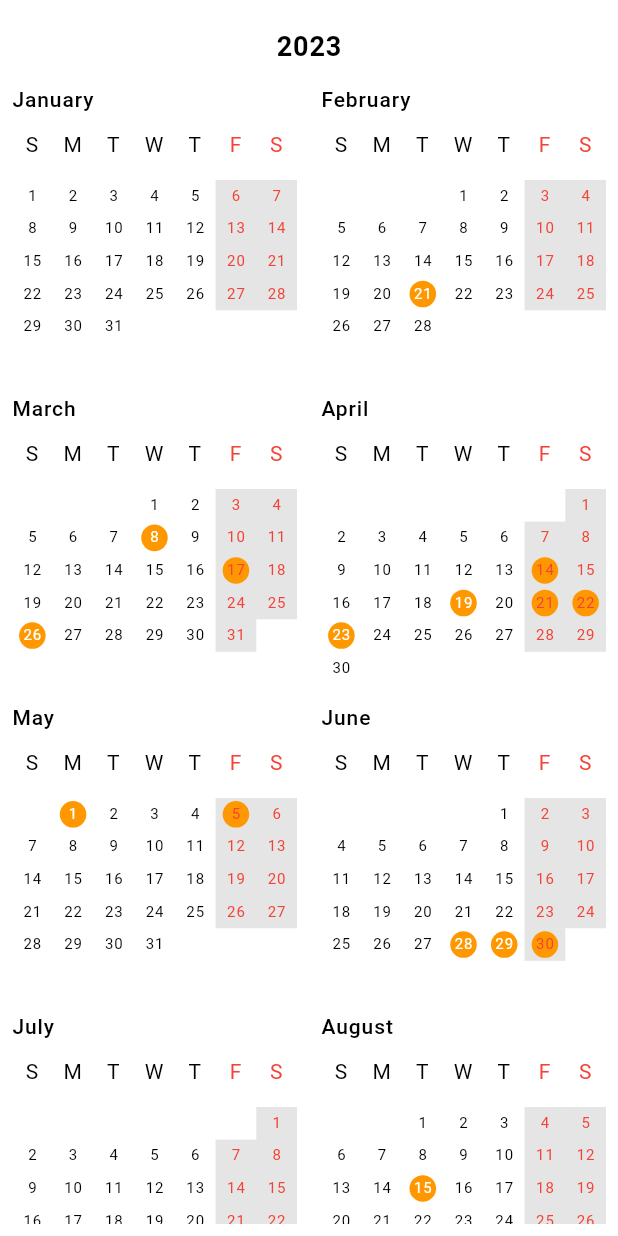
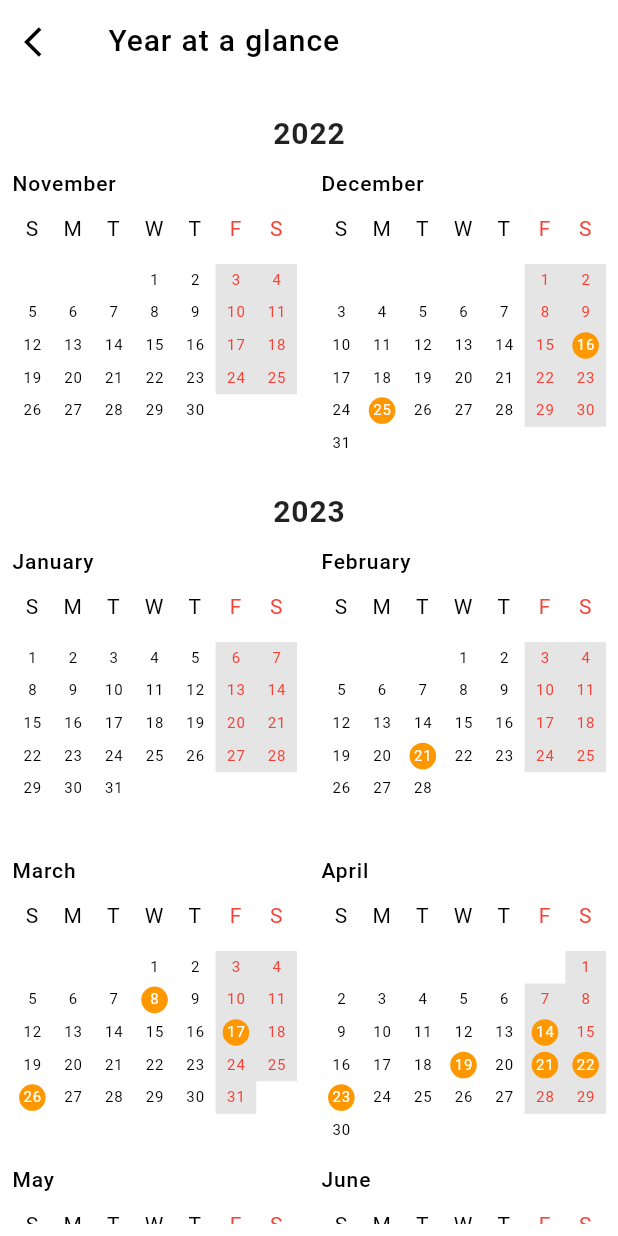
Before and after one commit to Hasib74/calender_app, a Flutter app: the screen it shows after launch, after a tap on "English", after a tap on "Year at a glance", on a phone screen of 412 x 824 dp. Run offline on Flutter 3.47's test engine with Material 2 defaults, Android fonts, the light colour scheme and no system bars; our stand-ins replace cached_network_image, get, just_audio; missing offline and left inert: bangla_utilities; network calls fail; statements that could not run were skipped.

Commit message:
* Current date added

```diff
--- a/lib/main.dart
+++ b/lib/main.dart
@@ -1,5 +1,6 @@
 import 'package:flutter/material.dart';
 import 'package:hsbc_calender/sceen/home_screen.dart';
+import 'package:hsbc_calender/sceen/splash_screen.dart';
 import 'package:hsbc_calender/service/language_service.dart';
 
 var languageService = new AppLanguageService();
@@ -43,7 +44,7 @@ class MyApp extends StatelessWidget {
                 height: 2,
                 wordSpacing: 0.6),
           )),
-      home: HomeScreen(),
+      home: SplashScreen(),
     );
   }
 }
--- a/lib/sceen/home_screen.dart
+++ b/lib/sceen/home_screen.dart
@@ -1,6 +1,8 @@
 import 'dart:convert';
+import 'package:bangla_utilities/bangla_utilities.dart';
 import 'package:flutter/material.dart';
 import 'package:flutter/services.dart';
+import 'package:hsbc_calender/helper/app_helper.dart';
 import 'package:hsbc_calender/service/language_service.dart';
 import 'package:hsbc_calender/widgets/calender/app_calender.dart';
 import '../data/calender_model.dart';
@@ -16,7 +18,14 @@ class HomeScreen extends StatefulWidget {
 class _HomeScreenState extends State<HomeScreen> {
   CalenderModel? calenderModel;
 
-  Future<void> readJson() async {
+  PageController? pageController = new PageController();
+
+  var _banglaDateTime = BanglaUtility.getBanglaDate(
+      day: DateTime.now().day,
+      month: DateTime.now().month,
+      year: DateTime.now().year);
+
+  Future readJson() async {
     final String response = await rootBundle.loadString(
         languageService.language == Language.EN
             ? 'assets/json/date_en.json'
@@ -25,12 +34,39 @@ class _HomeScreenState extends State<HomeScreen> {
     setState(() {
       calenderModel = CalenderModel.fromJson(jsonDecode(response));
     });
+
+    return calenderModel;
   }
 
   @override
   initState() {
-    readJson();
+    readJson().then((value) {
+      _pageViewInitialize();
+    });
+
     super.initState();
+  }
+
+  void _pageViewInitialize() {
+    print(
+        "Bangla now : ${BanglaUtility.getBanglaDateMonthYearSeason(day: DateTime.now().day, month: DateTime.now().month, year: DateTime.now().year)}");
+    print(
+        "Bangla year : ${BanglaUtility.getBanglaMonthName(day: DateTime.now().day, month: DateTime.now().month, year: DateTime.now().year)}");
+    print(
+        "Bangla month : ${BanglaUtility.getBanglaMonth(day: DateTime.now().day, month: DateTime.now().month, year: DateTime.now().year)}");
+    calenderModel!.calender!.forEach((element) {
+      if (element.year.toString() ==
+              "${languageService.language == Language.EN ? DateTime.now().year.toString() : BanglaUtility.getBanglaYear(day: DateTime.now().day, month: DateTime.now().month, year: DateTime.now().year)}" &&
+          AppHelper.calenderDateToReadAbleDate(element.month) ==
+              "${languageService.language == Language.EN ? AppHelper.intMonthToString(DateTime.now().month) : BanglaUtility.getBanglaMonthName(month: DateTime.now().month, year: DateTime.now().year, day: DateTime.now().day)}") {
+        if (pageController !=null && pageController!.hasClients) {
+          pageController!.jumpToPage(calenderModel!.calender!.indexOf(element));
+        } else {
+          pageController = new PageController(
+              initialPage: calenderModel!.calender!.indexOf(element));
+        }
+      }
+    });
   }
 
   @override
@@ -40,13 +76,22 @@ class _HomeScreenState extends State<HomeScreen> {
         backgroundColor: Colors.white,
         elevation: 0,
         title: const Text(
-          'GDN calendar',
-          style: TextStyle(color: Colors.black),
+          'SKF calendar',
+          style: TextStyle(
+              color: Colors.black, fontWeight: FontWeight.bold, fontSize: 20),
         ),
-        leading: Icon(
-          Icons.notifications_none_sharp,
-          color: Colors.black,
-          size: 30,
+        leading: Row(
+          children: [
+            SizedBox(
+              width: 10,
+            ),
+            Image(
+              image: AssetImage(
+                'assets/logo/skf.png',
+              ),
+              width: 44,
+            )
+          ],
         ),
         actions: [
           Padding(
@@ -58,13 +103,17 @@ class _HomeScreenState extends State<HomeScreen> {
                         ? Language.EN
                         : Language.BN);
 
-                readJson();
+                readJson().then((value) => _pageViewInitialize());
 
                 setState(() {});
               },
-              child: Text(
-                languageService.language == Language.BN ? "English" : "বাংলা",
-                style: TextStyle(color: Colors.black),
+              child: Padding(
+                padding: const EdgeInsets.only(top: 6),
+                child: Text(
+                  languageService.language == Language.BN ? "English" : "বাংলা",
+                  style: TextStyle(color: Colors.blue),
+                  textAlign: TextAlign.end,
+                ),
               ),
             ),
           )
@@ -73,6 +122,7 @@ class _HomeScreenState extends State<HomeScreen> {
       body: calenderModel == null
           ? const CircularProgressIndicator()
           : PageView.builder(
+              controller: pageController,
               itemCount: calenderModel!.calender!.length,
               itemBuilder: (context, index) {
                 return AppCalender(
--- /dev/null
+++ b/lib/sceen/splash_screen.dart
@@ -0,0 +1,27 @@
+import 'package:flutter/material.dart';
+import 'package:hsbc_calender/sceen/home_screen.dart';
+
+class SplashScreen extends StatelessWidget {
+  const SplashScreen({Key? key}) : super(key: key);
+
+  @override
+  Widget build(BuildContext context) {
+    _navigateToHomeScreen(context);
+    return const Scaffold(
+      body: Center(
+        child: Image(
+          image: AssetImage("assets/logo/skf.png"),
+        ),
+      ),
+    );
+  }
+
+  void _navigateToHomeScreen(BuildContext context) async {
+    await Future.delayed(const Duration(seconds: 2));
+
+    Navigator.pushAndRemoveUntil(
+        context,
+        MaterialPageRoute(builder: (context) => HomeScreen()),
+        (route) => false);
+  }
+}
--- a/lib/sceen/year_calender_screen.dart
+++ b/lib/sceen/year_calender_screen.dart
@@ -38,37 +38,103 @@ class _YearCalenderScreenState extends State<YearCalenderScreen> {
 
   @override
   Widget build(BuildContext context) {
+    List _years = calenderModel!.calender!.map((e) => e.year).toList();
+
+    _years = _years.toSet().toList();
+
+    print("Years : $_years");
+
     return Scaffold(
         backgroundColor: Colors.white,
+        appBar: AppBar(
+          backgroundColor: Colors.transparent,
+          elevation: 0,
+          leading: InkWell(
+              onTap: () {
+                Navigator.pop(context);
+              },
+              child: Icon(
+                Icons.arrow_back_ios,
+                color: Colors.black,
+              )),
+          title: Text(
+            languageService.language == Language.EN
+                ? "Year at a glance"
+                : "বছরের এক নজরে",
+            style: TextStyle(
+              fontSize: 20,
+              color: Colors.black,
+              fontWeight: FontWeight.w500,
+            ),
+          ),
+        ),
         body: calenderModel == null
             ? const CircularProgressIndicator()
             : SafeArea(
                 child: Padding(
                     padding: const EdgeInsets.all(8.0),
-                  child: Column(
+                    child: SizedBox(
+                      width: MediaQuery.of(context).size.width,
+                      height: MediaQuery.of(context).size.height,
+                      child: ListView.separated(
+                          itemBuilder: (context, int index) {
+                            return Column(
                               children: [
-                      Text(calenderModel!.calender![0].year.toString(),
-                          style: Theme.of(context).textTheme.headline1),
                                 SizedBox(
                                   height: 16,
                                 ),
-                      Expanded(
+                                Text(
+                                  "${_years[index]}",
+                                  style: TextStyle(
+                                      fontSize: 20,
+                                      fontWeight: FontWeight.bold),
+                                ),
+                                SizedBox(
+                                  height: 16,
+                                ),
+                                _calenderList(
+                                    context,
+                                    _years[index],
+                                    calenderModel!.calender!
+                                        .where((element) =>
+                                            element.year == _years[index])
+                                        .toList())
+                              ],
+                            );
+                          },
+                          separatorBuilder: (context, int index) {
+                            return SizedBox(
+                              height: 10,
+                            );
+                          },
+                          itemCount: _years.length),
+                    )),
+              ));
+  }
+
+  _calenderList(
+      BuildContext context, String years, List<Calender> calenderList) {
+    return Container(
+      //height: 200,
       child: GridView.count(
+          shrinkWrap: true,
+          physics: NeverScrollableScrollPhysics(),
+          // to disable GridView's scrolling
+
           crossAxisCount: 2,
           childAspectRatio: 1,
           mainAxisSpacing: 16,
           crossAxisSpacing: 16,
-                            children: List.generate(
-                                calenderModel!.calender!.length, (index) {
+          children: List.generate(calenderList.length, (index) {
             return Column(
+              mainAxisSize: MainAxisSize.min,
               crossAxisAlignment: CrossAxisAlignment.start,
               children: [
                 Text(
                   languageService.language == Language.BN
-                                        ? "${calenderModel!.calender![index].month}"
+                      ? "${calenderList[index].month}"
                       : AppHelper.calenderDateToReadAbleDate(
-                                                calenderModel!
-                                                    .calender![index].month)
+                              calenderList[index].month)
                           .toString(),
                   style: TextStyle(
                       color: Colors.black,
@@ -77,20 +143,15 @@ class _YearCalenderScreenState extends State<YearCalenderScreen> {
                 ),
                 Expanded(
                     child: AppCalendarView(
-                                    month:
-                                        calenderModel!.calender![index].month,
-                                    year: calenderModel!.calender![index].year,
+                  month: calenderList[index].month,
+                  year: calenderList[index].year,
                   eventRoundPadding: 2,
                   isTwelveMonth: true,
-                                    calender: calenderModel!.calender![index],
+                  calender: calenderList[index],
                 )),
               ],
             );
           })),
-                      ),
-                    ],
-                  ),
-                ),
-              ));
+    );
   }
 }
--- a/lib/service/language_service.dart
+++ b/lib/service/language_service.dart
@@ -1,9 +1,6 @@
 import 'package:get/get.dart';
 
-class AppLanguageService  {
-
-
-
+class AppLanguageService {
   //singleton
 
   Language? language = Language.BN;
--- a/lib/widgets/calender/app_calender.dart
+++ b/lib/widgets/calender/app_calender.dart
@@ -1,5 +1,6 @@
 import 'dart:convert';
 
+import 'package:cached_network_image/cached_network_image.dart';
 import 'package:flutter/material.dart';
 import 'package:flutter/services.dart';
 import 'package:hsbc_calender/data/calender_model.dart';
@@ -49,6 +50,7 @@ class _AppCalenderState extends State<AppCalender> {
   @override
   Widget build(BuildContext context) {
     print("Sessonal image : ${widget.calender!.seasonalImage}");
+    print("Year ====  : ${widget.calender!.year}");
     return Scaffold(
         backgroundColor: Colors.white,
         body: Column(
@@ -57,11 +59,11 @@ class _AppCalenderState extends State<AppCalender> {
               flex: 1,
               child: Container(
                 width: double.infinity,
-                decoration: BoxDecoration(
-                  image: DecorationImage(
-                    image:
-                        NetworkImage(widget.calender!.seasonalImage.toString()),
-                    fit: BoxFit.cover,
+                child: CachedNetworkImage(
+                  imageUrl: widget.calender!.seasonalImage.toString(),
+                  fit: BoxFit.cover,
+                  placeholder: (context, url) => Center(
+                    child: CircularProgressIndicator(),
                   ),
                 ),
               ),
@@ -76,11 +78,13 @@ class _AppCalenderState extends State<AppCalender> {
                   Text(
                     languageService.language == Language.EN
                         ? AppHelper.calenderDateToReadAbleDate(
-                            widget.calender!.month)
+                                widget.calender!.month) +
+                            ", " +
+                            widget.calender!.year!
                         : "${widget.calender!.month}" +
                             ", " +
                             widget.calender!.year!,
-                    style: TextStyle(fontSize: 16, fontWeight: FontWeight.w500),
+                    style: TextStyle(fontSize: 18, fontWeight: FontWeight.w500),
                   ),
                   Spacer(),
                   InkWell(
@@ -91,9 +95,11 @@ class _AppCalenderState extends State<AppCalender> {
                               builder: (context) => YearCalenderScreen()));
                     },
                     child: Text(
-                     widget.language == Language.EN ?  "Year at a glance" : "বছরের এক নজরে",
+                      widget.language == Language.EN
+                          ? "Year at a glance"
+                          : "বছরের এক নজরে",
                       style: TextStyle(
-                        fontSize: 12,
+                        fontSize: 14,
                         fontWeight: FontWeight.w300,
                       ),
                     ),
--- a/lib/widgets/calender/calendar_view.dart
+++ b/lib/widgets/calender/calendar_view.dart
@@ -1,3 +1,4 @@
+import 'package:bangla_utilities/bangla_utilities.dart';
 import 'package:flutter/material.dart';
 import 'package:hsbc_calender/data/calender_model.dart';
 import 'package:intl/intl.dart';
@@ -98,6 +99,7 @@ class _AppCalendarViewState extends State<AppCalendarView> {
                 if (index <= 6) {
                   if (day.toLowerCase() == days![index].toLowerCase()) {
                     _widget = _widget = DateViewWidget(
+                      isYearView: widget.isTwelveMonth,
                       eventRoundPadding: widget.eventRoundPadding,
                       date: _data[dateIndex].date.toString(),
                       isWeekend: _data[dateIndex].isWeekend,
@@ -119,6 +121,7 @@ class _AppCalendarViewState extends State<AppCalendarView> {
                     print("Date ====>  :: ${_data[dateIndex].date.toString()}");
                   } else if (dateIndex != 0) {
                     _widget = DateViewWidget(
+                      isYearView: widget.isTwelveMonth,
                       eventRoundPadding: widget.eventRoundPadding,
                       date: _data[dateIndex].date.toString(),
                       isWeekend: _data[dateIndex].isWeekend,
@@ -142,6 +145,7 @@ class _AppCalendarViewState extends State<AppCalendarView> {
                 } else {
                   if (_data.asMap().keys.contains(dateIndex)) {
                     _widget = DateViewWidget(
+                      isYearView: widget.isTwelveMonth,
                       eventRoundPadding: widget.eventRoundPadding,
                       date: _data[dateIndex].date.toString(),
                       isWeekend: _data[dateIndex].isWeekend,
@@ -236,58 +240,17 @@ class _AppCalendarViewState extends State<AppCalendarView> {
     print("Today Date :: $_todayDate");
     print("Today Month :: ${_todayMonth.toLowerCase()}");
     print("Date :: $date");
-    print("Month :: ${widget.calender!.month!.toLowerCase()}");
+    print("Month :: ${widget.calender.month!.toLowerCase()}");
 
-    if (_todayDate.toLowerCase() == date.toString() &&
-        _todayMonth.toLowerCase() == widget.calender!.month!.toLowerCase()) {
+    if ("${languageService.language == Language.EN ? _todayDate.toLowerCase() : BanglaUtility.getBanglaDay(day: DateTime.now().day, month: DateTime.now().month, year: DateTime.now().year)}" ==
+            date.toString() &&
+        "${languageService.language == Language.EN ? _todayMonth.toLowerCase() : BanglaUtility.getBanglaMonthName(day: DateTime.now().day, month: DateTime.now().month, year: DateTime.now().year)}" ==
+            widget.calender.month!.toLowerCase() &&
+        widget.year ==
+            "${languageService.language == Language.EN ? DateTime.now().year : BanglaUtility.getBanglaYear(year: DateTime.now().year, month: DateTime.now().month, day: DateTime.now().day)}") {
       return true;
     } else {
       return false;
     }
   }
-
-  String _monthToString(int month) {
-    print("Month :: $month");
-    String? _month = "";
-    switch (month) {
-      case 1:
-        _month = "January";
-        break;
-      case 2:
-        _month = "February";
-        break;
-      case 3:
-        _month = "March";
-        break;
-      case 4:
-        _month = "April";
-        break;
-      case 5:
-        _month = "May";
-        break;
-      case 6:
-        _month = "June";
-        break;
-      case 7:
-        _month = "July";
-        break;
-      case 8:
-        _month = "August";
-        break;
-      case 9:
-        _month = "September";
-        break;
-      case 10:
-        _month = "October";
-        break;
-      case 11:
-        _month = "November";
-        break;
-      case 12:
-        _month = "December";
-        break;
-    }
-
-    return _month;
-  }
 }
--- a/lib/widgets/date_view.dart
+++ b/lib/widgets/date_view.dart
@@ -13,7 +13,8 @@ class DateViewWidget extends StatelessWidget {
   String? month;
   int? dayIndex;
 
-  String? music ;
+  bool? isYearView; // if true then show only month and year
+  String? music;
 
   double? eventRoundPadding;
 
@@ -22,11 +23,11 @@ class DateViewWidget extends StatelessWidget {
     String? eventImage,
     String? eventDescription,
     String? eventDate,
-      String? music
+    String? music,
   ) onEventClick;
 
-  DateViewWidget({
-    super.key,
+  DateViewWidget(
+      {super.key,
       this.date,
       this.isWeekend,
       this.day,
@@ -39,8 +40,8 @@ class DateViewWidget extends StatelessWidget {
       required this.onEventClick,
       this.dayIndex,
       this.eventRoundPadding = 8,
-    this.music
-  });
+      this.music,
+      this.isYearView = false});
 
   @override
   Widget build(BuildContext context) {
@@ -58,7 +59,7 @@ class DateViewWidget extends StatelessWidget {
                 AppHelper.calenderDateToReadAbleDate(month) +
                 ", " +
                 year!;
-            onEventClick(event, image, description, _date , music);
+            onEventClick(event, image, description, _date, music);
           }
         },
         child: Container(
@@ -73,7 +74,8 @@ class DateViewWidget extends StatelessWidget {
           child: Center(
               child: Text(
             date!.toString(),
-            style: TextStyle(color: _texColor(), fontSize: 10),
+            style:
+                TextStyle(color: _texColor(), fontSize: isYearView! ? 10 : 16),
           )),
         ),
       ),
@@ -82,11 +84,15 @@ class DateViewWidget extends StatelessWidget {
 
   _backGroundColor() {
     if (isWeekend != null && isWeekend == "true") {
-      if (event != null || isToday == true) {
+      if (isToday == true) {
+        return Colors.blue.withOpacity(0.7);
+      } else if (event != null) {
         return Colors.orange;
       }
       return Colors.black.withOpacity(0.0);
-    } else if (event != null || isToday == true) {
+    } else if (isToday == true) {
+      return Colors.blue.withOpacity(0.7);
+    } else if (event != null) {
       return Colors.orange.withOpacity(1);
     } else {
       return Colors.white;
@@ -96,12 +102,15 @@ class DateViewWidget extends StatelessWidget {
   _texColor() {
     print("isWeekend :: $isWeekend");
 
-    if (day == "fri" || day == "sat") {
+    print("Day .... ${day}");
+
+    if (day!.toLowerCase() == "fri" ||
+        day!.toLowerCase() == "sat" ||
+        day == "শুক্র" ||
+        day == "শনি") {
       if (event != null) {
         return Colors.white;
       }
-      return Colors.red;
-    } else if (isWeekend != null && isWeekend!.toLowerCase() == "true") {
       return Colors.red;
     } else if (event != null || isToday == true) {
       return Colors.white;
```
Also changed, not shown: assets/json/date_en.json (+284 -0 lines), lib/helper/app_helper.dart (+45 -0 lines), pubspec.yaml (+10 -0 lines), assets/json/date_bn.json, assets/logo/skf.png (added), pubspec.lock, 25 other files. Lines whose indentation alone changed are shown as unchanged.
